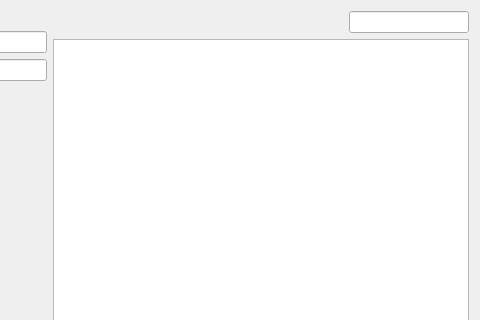
Old version of the form Qtdesigners/查看用户信息.ui in the repository zhihao2020/ShopSystem; both pictures show x 380 to 860 and y 0 to 320 of the 860 by 539 pixel window.
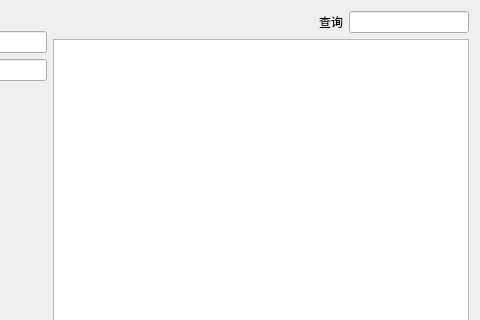
New version of the form.

Diff of the .ui file:
```diff
--- a/Qtdesigners/查看用户信息.ui
+++ b/Qtdesigners/查看用户信息.ui
@@ -176,6 +176,13 @@
            </property>
           </spacer>
          </item>
+         <item>
+          <widget class="QLabel" name="label_2">
+           <property name="text">
+            <string>查询</string>
+           </property>
+          </widget>
+         </item>
          <item>
           <widget class="QLineEdit" name="lineEdit_4">
            <property name="minimumSize">
```
